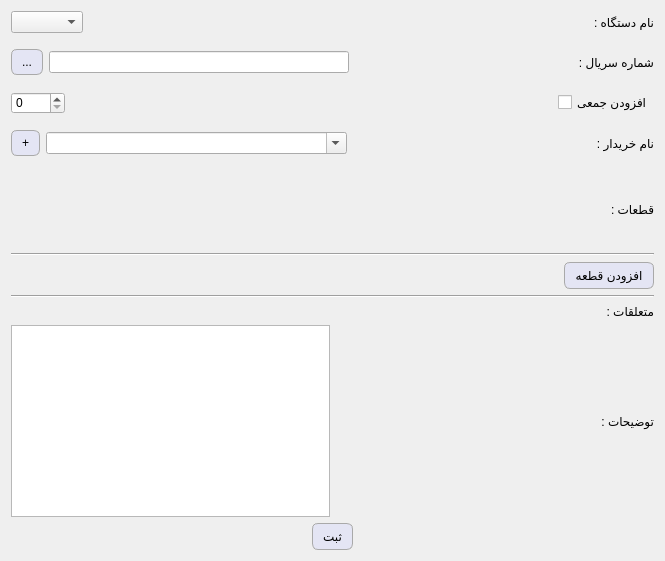
Above: deviceform.ui from kia-far/QtDBS before the change. Below: the same form after it.
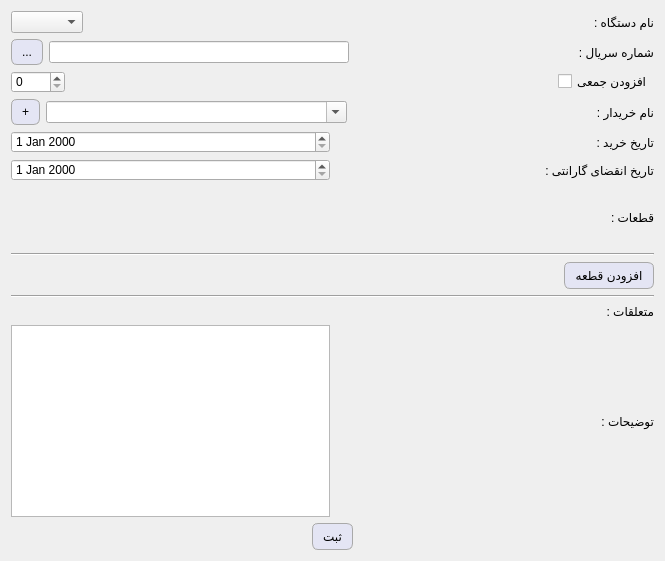
That is the form after the change.

Commit message: fixed the guaranty and submission date being replaced with eachother and also added a label that shows the hidden data in the devices table (also a new feature) added date edits to the device form so that the bulk data can be added smoother than before!

What changed in the file:
```diff
--- a/deviceform.ui
+++ b/deviceform.ui
@@ -253,6 +253,38 @@
          </item>
         </layout>
        </item>
+       <item>
+        <layout class="QVBoxLayout" name="verticalLayout_9">
+         <item>
+          <layout class="QHBoxLayout" name="horizontalLayout_17">
+           <item>
+            <widget class="QDateEdit" name="dateEdit"/>
+           </item>
+           <item>
+            <widget class="QLabel" name="label_7">
+             <property name="text">
+              <string>تاریخ خرید :</string>
+             </property>
+            </widget>
+           </item>
+          </layout>
+         </item>
+         <item>
+          <layout class="QHBoxLayout" name="horizontalLayout_16">
+           <item>
+            <widget class="QDateEdit" name="dateEdit_2"/>
+           </item>
+           <item>
+            <widget class="QLabel" name="label_8">
+             <property name="text">
+              <string>تاریخ انقضای گارانتی :</string>
+             </property>
+            </widget>
+           </item>
+          </layout>
+         </item>
+        </layout>
+       </item>
       </layout>
      </item>
      <item>
```
The commit also changes 26 other files.
